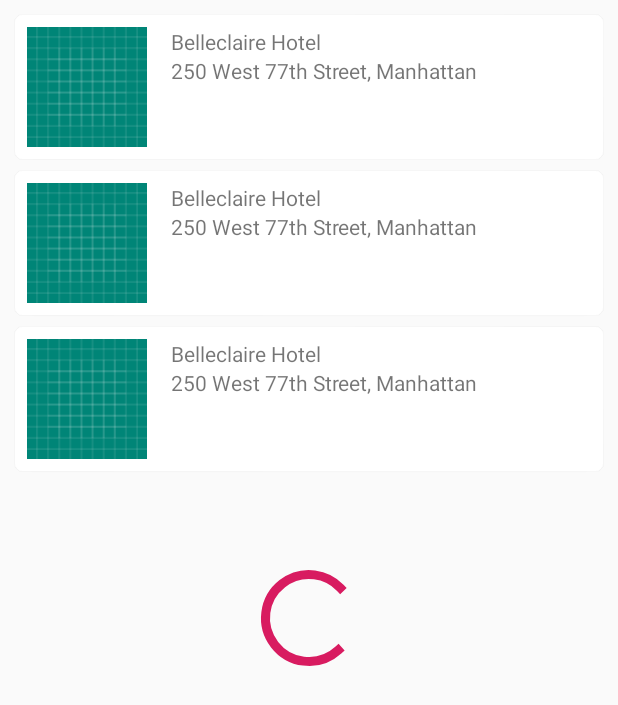
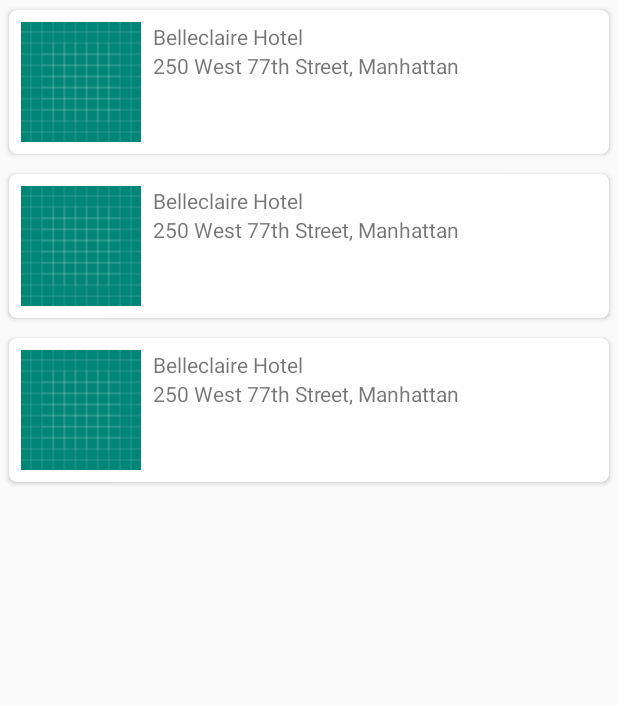
Before and after one commit to LizonkaElizaveta/Kotlin-Retrofit-AndroidArchitectureComponents, an Android app: the layout fragment_overview.xml on its own in the app's theme, with its tools: preview values and no code run, on a phone screen of 412 x 824 dp. Shown: the top 705 px of the screen. Run offline under Robolectric (Android 15) with nearby library versions, the phone set to English and light mode, and no system bars.

```diff
--- a/app/src/main/java/stanevich/elizaveta/hoteldisplay/network/HotelsApiService.kt
+++ b/app/src/main/java/stanevich/elizaveta/hoteldisplay/network/HotelsApiService.kt
@@ -9,7 +9,7 @@ import retrofit2.converter.moshi.MoshiConverterFactory
 import retrofit2.http.GET
 import retrofit2.http.Path
 
-private const val BASE_URL = "https://raw.githubusercontent.com/iMofas/ios-android-test/master/"
+const val BASE_URL = "https://raw.githubusercontent.com/LizonkaElizaveta/HotelDisplay/master/data/"
 
 
 private val moshi = Moshi.Builder()
--- a/app/src/main/java/stanevich/elizaveta/hoteldisplay/overview/OverviewViewModel.kt
+++ b/app/src/main/java/stanevich/elizaveta/hoteldisplay/overview/OverviewViewModel.kt
@@ -29,8 +29,8 @@ class OverviewViewModel : ViewModel() {
         viewModelJob.cancel()
     }
 
-    fun displayPropertyDetails(marsProperty: HotelsProperty) {
-        _navigateToSelectedProperty.value = marsProperty
+    fun displayPropertyDetails(hotelProperty: HotelsProperty) {
+        _navigateToSelectedProperty.value = hotelProperty
     }
 
     fun displayPropertyDetailsComplete() {
--- a/app/src/main/res/layout/fragment_overview.xml
+++ b/app/src/main/res/layout/fragment_overview.xml
@@ -19,9 +19,7 @@
                 android:id="@+id/hotel_list"
                 android:layout_width="0dp"
                 android:layout_height="0dp"
-                android:clipToPadding="false"
-                android:padding="6dp"
-                app:layoutManager="androidx.recyclerview.widget.LinearLayoutManager"
+                app:layoutManager="androidx.recyclerview.widget.GridLayoutManager"
                 app:layout_constraintBottom_toBottomOf="parent"
                 app:layout_constraintLeft_toLeftOf="parent"
                 app:layout_constraintRight_toRightOf="parent"
@@ -30,18 +28,18 @@
                 tools:listitem="@layout/list_view_item" />
 
 
-        <androidx.core.widget.ContentLoadingProgressBar
-                android:id="@+id/progressBar"
-                style="?android:attr/progressBarStyleLarge"
-                android:layout_width="wrap_content"
-                android:layout_height="wrap_content"
-                android:indeterminate="true"
-                android:translationZ="2dp"
-                android:visibility="visible"
-                app:layout_constraintBottom_toBottomOf="parent"
-                app:layout_constraintEnd_toEndOf="parent"
-                app:layout_constraintStart_toStartOf="parent"
-                app:layout_constraintTop_toTopOf="parent" />
+        <!--        <androidx.core.widget.ContentLoadingProgressBar-->
+        <!--                android:id="@+id/progressBar"-->
+        <!--                style="?android:attr/progressBarStyleLarge"-->
+        <!--                android:layout_width="wrap_content"-->
+        <!--                android:layout_height="wrap_content"-->
+        <!--                android:indeterminate="true"-->
+        <!--                android:translationZ="2dp"-->
+        <!--                android:visibility="visible"-->
+        <!--                app:layout_constraintBottom_toBottomOf="parent"-->
+        <!--                app:layout_constraintEnd_toEndOf="parent"-->
+        <!--                app:layout_constraintStart_toStartOf="parent"-->
+        <!--                app:layout_constraintTop_toTopOf="parent" />-->
 
     </androidx.constraintlayout.widget.ConstraintLayout>
 </layout>
--- a/app/src/main/res/layout/list_view_item.xml
+++ b/app/src/main/res/layout/list_view_item.xml
@@ -10,37 +10,49 @@
                 type="stanevich.elizaveta.hoteldisplay.network.HotelsProperty" />
     </data>
 
+    <LinearLayout
+            android:layout_width="match_parent"
+            android:layout_height="wrap_content">
 
         <androidx.cardview.widget.CardView
                 android:id="@+id/card_view"
                 android:layout_width="match_parent"
-            android:layout_height="wrap_content"
-            android:layout_margin="4dp"
-            app:cardCornerRadius="5dp">
+                android:layout_height="match_parent"
+                android:layout_margin="2dp"
+                app:cardCornerRadius="5dp"
+                app:cardUseCompatPadding="true">
 
-        <LinearLayout
+            <androidx.constraintlayout.widget.ConstraintLayout
                     android:layout_width="match_parent"
-                android:layout_height="wrap_content"
-                android:layout_margin="8dp"
-                android:orientation="horizontal">
+                    android:layout_height="match_parent">
 
                 <ImageView
-                    android:id="@+id/ivPic"
+                        android:id="@+id/imageOfHotel"
                         android:layout_width="80dp"
                         android:layout_height="80dp"
-                    android:layout_marginEnd="16dp"
+                        android:layout_marginStart="8dp"
+                        android:layout_marginTop="8dp"
+                        android:layout_marginBottom="8dp"
                         app:imgUrl="@{property.imgSrcUrl}"
+                        app:layout_constraintBottom_toBottomOf="parent"
+                        app:layout_constraintEnd_toStartOf="@id/imageOfHotel"
+                        app:layout_constraintStart_toStartOf="parent"
+                        app:layout_constraintTop_toTopOf="parent"
                         tools:src="@drawable/ic_launcher_background" />
 
                 <LinearLayout
                         android:layout_width="wrap_content"
                         android:layout_height="wrap_content"
-                    android:orientation="vertical">
+                        android:layout_marginStart="8dp"
+                        android:orientation="vertical"
+                        app:layout_constraintStart_toEndOf="@id/imageOfHotel"
+                        app:layout_constraintTop_toTopOf="@id/imageOfHotel">
 
                     <TextView
                             android:id="@+id/nameOfHotel"
                             android:layout_width="wrap_content"
                             android:layout_height="wrap_content"
+                            android:maxLines="2"
                             android:text="@{property.name}"
                             tools:text="@string/nameOfHotel" />
 
@@ -48,18 +60,20 @@
                             android:id="@+id/addressOfHotel"
                             android:layout_width="wrap_content"
                             android:layout_height="wrap_content"
+                            android:maxLines="2"
                             android:text="@{property.address}"
                             tools:text="@string/addressOfHotel" />
 
-                <!--                <RatingBar-->
-                <!--                        android:id="@+id/starsOfHotel"-->
-                <!--                        style="?android:attr/ratingBarStyleIndicator"-->
-                <!--                        android:layout_width="wrap_content"-->
-                <!--                        android:layout_height="wrap_content"-->
-                <!--                        android:text="@{property.stars}" />-->
+                    <!--                    <RatingBar-->
+                    <!--                            android:id="@+id/starsOfHotel"-->
+                    <!--                            style="?android:attr/ratingBarStyleIndicator"-->
+                    <!--                            android:layout_width="wrap_content"-->
+                    <!--                            android:layout_height="wrap_content"-->
+                    <!--                            android:text="@{property.stars}" />-->
+
+                </LinearLayout>
+            </androidx.constraintlayout.widget.ConstraintLayout>
+        </androidx.cardview.widget.CardView>
     </LinearLayout>
 
-        </LinearLayout>
-    </androidx.cardview.widget.CardView>
-
 </layout>
```
Also changed, not shown: app/src/main/java/stanevich/elizaveta/hoteldisplay/description/DescriptionFragment.kt (+25 -0 lines), app/src/main/java/stanevich/elizaveta/hoteldisplay/description/DescriptionViewModel.kt (+7 -1 lines), app/src/main/java/stanevich/elizaveta/hoteldisplay/description/DescriptionViewModelFactory.kt (+18 -0 lines), app/src/main/java/stanevich/elizaveta/hoteldisplay/overview/HotelAdapter.kt (+13 -11 lines). Lines whose indentation alone changed are shown as unchanged.
